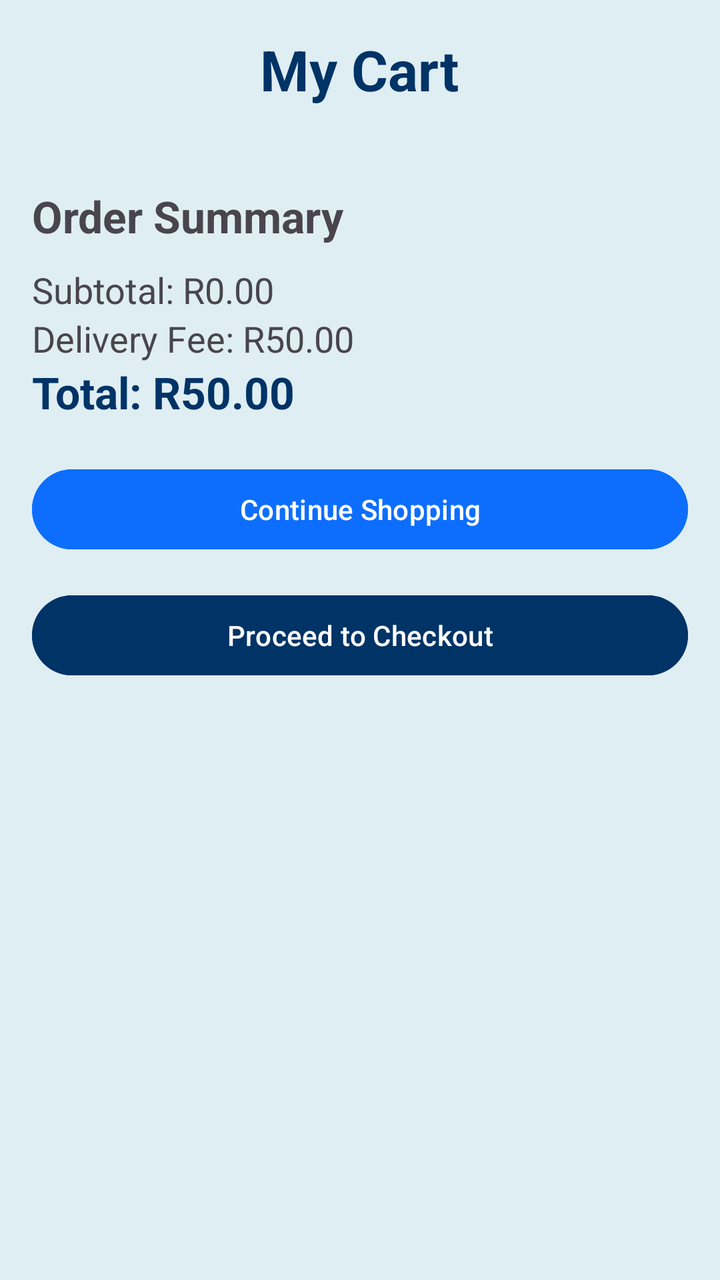
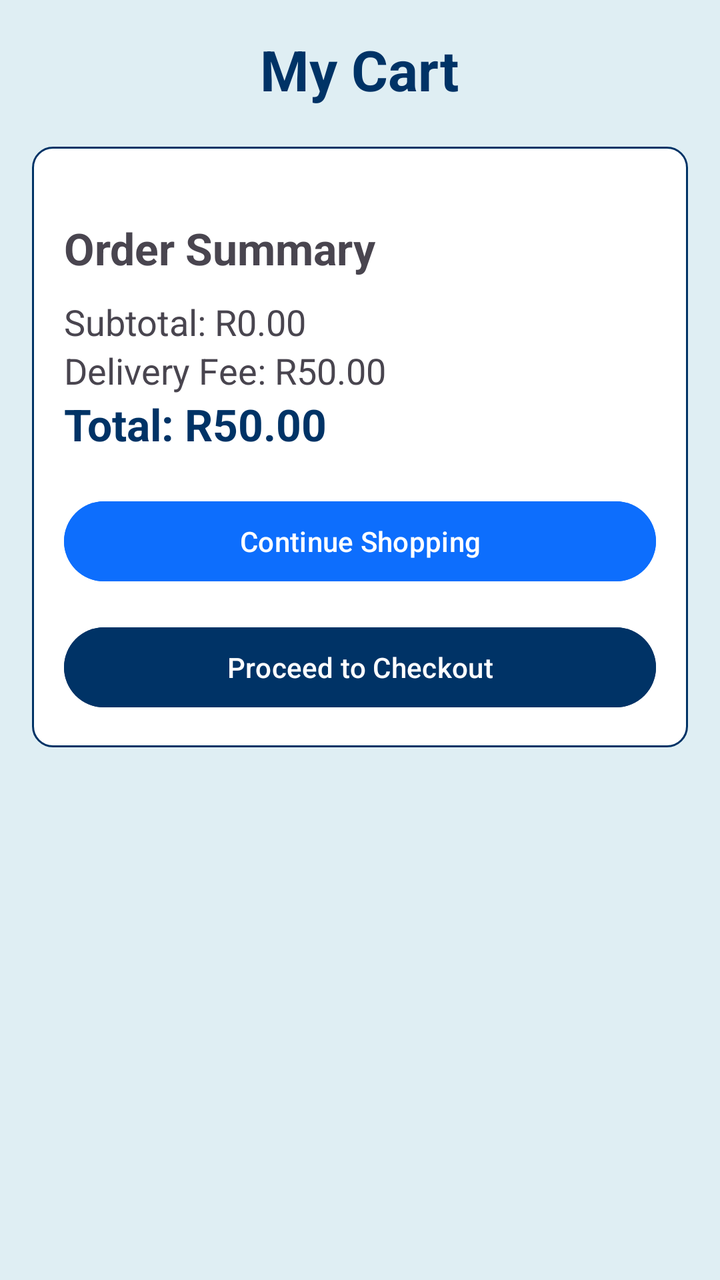

Two renders of the same Android screen: before a commit and after it. Below are the layout's source before the change and the commit's diff.
<!-- AndroidManifest.xml: application theme Theme.Pillpoint -->
<!-- res/layout/activity_cart.xml -->
<?xml version="1.0" encoding="utf-8"?>
<ScrollView xmlns:android="http://schemas.android.com/apk/res/android"
    android:layout_width="match_parent"
    android:layout_height="match_parent"
    android:background="#DFEEF3">

    <LinearLayout
        android:layout_width="match_parent"
        android:layout_height="wrap_content"
        android:orientation="vertical"
        android:padding="16dp">

        <TextView
            android:layout_width="wrap_content"
            android:layout_height="wrap_content"
            android:text="My Cart"
            android:textSize="28sp"
            android:textStyle="bold"
            android:textColor="@color/dark_blue"
            android:layout_gravity="center"
            android:layout_marginBottom="20dp"/>

        
        <LinearLayout
            android:id="@+id/cartItemsContainer"
            android:layout_width="match_parent"
            android:layout_height="wrap_content"
            android:orientation="vertical" />

        
        <TextView
            android:layout_width="wrap_content"
            android:layout_height="wrap_content"
            android:text="Order Summary"
            android:textSize="22sp"
            android:textStyle="bold"
            android:layout_marginTop="20dp"/>

        <TextView
            android:id="@+id/txtSubtotal"
            android:layout_width="wrap_content"
            android:layout_height="wrap_content"
            android:text="Subtotal: R0.00"
            android:textSize="18sp"
            android:layout_marginTop="10dp"/>

        <TextView
            android:id="@+id/txtDelivery"
            android:layout_width="wrap_content"
            android:layout_height="wrap_content"
            android:text="Delivery Fee: R50.00"
            android:textSize="18sp"/>

        <TextView
            android:id="@+id/txtTotal"
            android:layout_width="wrap_content"
            android:layout_height="wrap_content"
            android:text="Total: R50.00"
            android:textStyle="bold"
            android:textSize="22sp"
            android:textColor="@color/dark_blue"
            android:layout_marginBottom="20dp"/>

        
        <Button
            android:id="@+id/btnContinueShopping"
            android:layout_width="match_parent"
            android:layout_height="wrap_content"
            android:text="Continue Shopping"
            android:backgroundTint="#0D6EFD"
            android:textColor="#FFFFFF"/>

        <Button
            android:id="@+id/btnCheckout"
            android:layout_width="match_parent"
            android:layout_height="wrap_content"
            android:text="Proceed to Checkout"
            android:backgroundTint="@color/dark_blue"
            android:textColor="#FFFFFF"
            android:layout_marginTop="15dp"/>

    </LinearLayout>

</ScrollView>
<!-- resources referenced by this layout -->
<resources>
  <color name="dark_blue">#003366</color>
  <style name="Theme.Pillpoint" parent="Base.Theme.Pillpoint" />
  <style name="Base.Theme.Pillpoint" parent="Theme.Material3.DayNight.NoActionBar">
          
  
          
  
          <item name="colorPrimary">@color/blue</item>
          <item name="colorOnPrimary">@color/white</item>
  
          <item name="colorSecondary">@color/red</item>
          <item name="colorOnSecondary">@color/white</item>
  
          <item name="android:statusBarColor">@color/dark_blue</item>
          <item name="android:navigationBarColor">@color/blue</item>
      </style>
  <color name="blue">#0D6EFD</color>
  <color name="white">#FFFFFFFF</color>
  <color name="red">#FF0000</color>
</resources>

<!-- the commit's change to res/layout/activity_cart.xml (unified diff, before → after) -->
@@ -26,6 +26,14 @@
             android:layout_width="match_parent"
             android:layout_height="wrap_content"
             android:orientation="vertical" />
+
+    <LinearLayout
+        android:layout_width="match_parent"
+        android:layout_height="wrap_content"
+        android:background="@drawable/edit_text_background"
+        android:orientation="vertical"
+        android:padding="16dp"
+        android:layout_marginBottom="24dp">
 
         
         <TextView
@@ -81,4 +89,6 @@
 
     </LinearLayout>
 
+    </LinearLayout>
+
 </ScrollView>
<!-- resource entries referenced after the edit -->
@@ -1,8 +1,28 @@
 <!-- resources referenced by this layout -->
 <resources>
   <color name="dark_blue">#003366</color>
+  <!-- drawable edit_text_background (drawable) -->
+  <?xml version="1.0" encoding="utf-8"?>
+  <shape xmlns:android="http://schemas.android.com/apk/res/android">
+  
+      <solid android:color="#FFFFFF"/>
+  
+      <stroke
+          android:width="1dp"
+          android:color="@color/dark_blue"/>
+  
+      <corners android:radius="10dp"/>
+  
+      <padding
+          android:left="10dp"
+          android:right="10dp"
+          android:top="10dp"
+          android:bottom="10dp"/>
+  
+  
+  </shape>
   <style name="Theme.Pillpoint" parent="Base.Theme.Pillpoint" />
-  <style name="Base.Theme.Pillpoint" parent="Theme.Material3.DayNight.NoActionBar">
+  <style name="Base.Theme.Pillpoint" parent="Theme.Material3.Light.NoActionBar">
           
   
           
